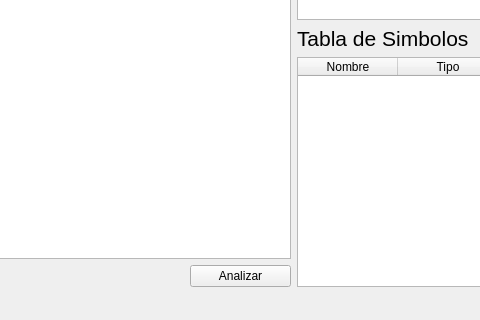
Above: mainwindow.ui from jesusgp22/Prism-geom before the change; both pictures show x 195 to 675 and y 301 to 621 of the 971 by 621 pixel window. Below: the same form after it.
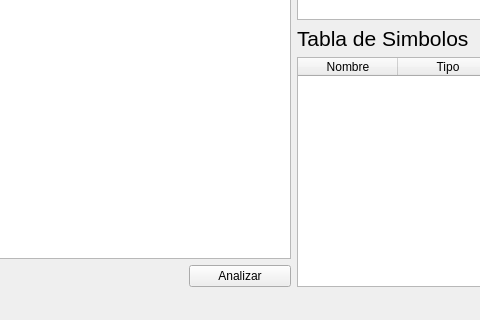
That is the form after the change. Icons and pictures are not drawn.

Commit message: Added another pixel because it's not perfect yet

```diff
--- a/mainwindow.ui
+++ b/mainwindow.ui
@@ -75,7 +75,7 @@
          <widget class="QPushButton" name="pushButton">
           <property name="maximumSize">
            <size>
-            <width>101</width>
+            <width>102</width>
             <height>16777215</height>
            </size>
           </property>
```
